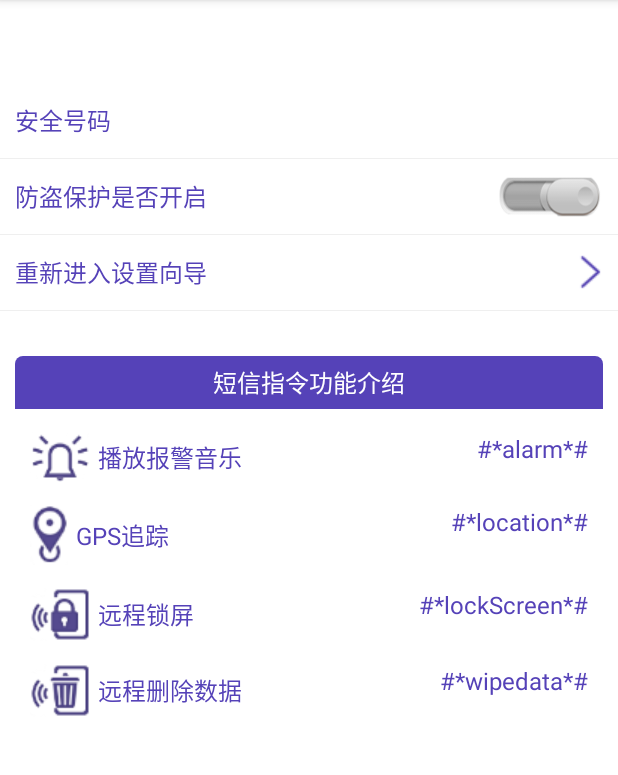
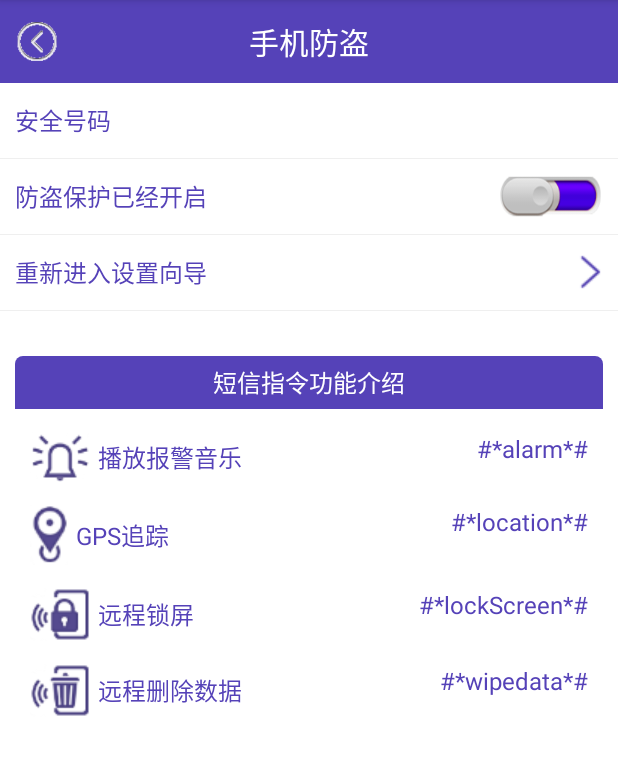
Before and after one commit to pangzi868/MobileGuard, an Android app: the LostFindActivity screen opened directly, with no data from a screen before it, on a phone screen of 412 x 824 dp, the part 84-859 px from its top. Run offline under Robolectric (Android 15) with nearby library versions, the phone set to English and light mode, and no system bars; 1 statement that could not run was skipped.

Commit message:
求别撞车10.29

```diff
--- a/app/src/main/java/cn/edu/gdmec/android/mobileguard/m2theftguard/LostFindActivity.java
+++ b/app/src/main/java/cn/edu/gdmec/android/mobileguard/m2theftguard/LostFindActivity.java
@@ -1,23 +1,87 @@
 package cn.edu.gdmec.android.mobileguard.m2theftguard;
-
 import android.content.Intent;
+import android.content.SharedPreferences;
+import android.os.Bundle;
 import android.support.v7.app.AppCompatActivity;
-import android.os.Bundle;
-
+import android.view.View;
+import android.widget.CompoundButton;
+import android.widget.ImageView;
+import android.widget.RelativeLayout;
+import android.widget.TextView;
+import android.widget.ToggleButton;
 import cn.edu.gdmec.android.mobileguard.R;
-
-public class LostFindActivity extends AppCompatActivity {
-
+public class LostFindActivity extends AppCompatActivity implements View.OnClickListener{
+    private TextView mSafePhonrTV;
+    private RelativeLayout mInterSetupRL;
+    private SharedPreferences msharePreferences;
+    private ToggleButton mToggleButton;
+    private TextView mProtectStatusTV;
     @Override
     protected void onCreate(Bundle savedInstanceState) {
         super.onCreate(savedInstanceState);
         setContentView(R.layout.activity_lost_find);
-        startSetUp1Activity();
+        msharePreferences = getSharedPreferences("config",MODE_PRIVATE);
+        if (!isSetUp()){
+            //如果没有进入设置向导，则进入
+            startSetUpActivity();
+        }
+        initView();
     }
-
-    private void startSetUp1Activity(){
+    private boolean isSetUp(){
+        return msharePreferences.getBoolean("isSetUp",false);
+    }
+    public void initView(){
+        TextView mTitleTV = (TextView)findViewById(R.id.tv_title);
+        mTitleTV.setText("手机防盗");
+        ImageView mLeftImgv = (ImageView)findViewById(R.id.imgv_leftbtn);
+        mLeftImgv.setOnClickListener(this);
+        mLeftImgv.setImageResource(R.drawable.back);
+        findViewById(R.id.rl_titlebar).setBackgroundColor(getResources().getColor(R.color.purple));
+        mSafePhonrTV = (TextView)findViewById(R.id.tv_safephone);
+        mSafePhonrTV.setText(msharePreferences.getString("safephone",""));
+        mToggleButton = (ToggleButton)findViewById(R.id.togglebtn_lostfind);
+        mInterSetupRL = (RelativeLayout)findViewById(R.id.rl_inter_setup_wizard);
+        mInterSetupRL.setOnClickListener(this);
+        mProtectStatusTV = (TextView)findViewById(R.id.tv_lostfind_protectstauts);
+        //查询手机防盗是否开启，默认为开启
+        boolean protecting = msharePreferences.getBoolean("protecting",true);
+        if (protecting){
+            mProtectStatusTV.setText("防盗保护已经开启");
+            mToggleButton.setChecked(true);
+        }else{
+            mProtectStatusTV.setText("防盗保护没有开启");
+            mToggleButton.setChecked(false);
+        }
+        mToggleButton.setOnCheckedChangeListener(new CompoundButton.OnCheckedChangeListener(){
+            @Override
+            public void onCheckedChanged(CompoundButton compoundButton, boolean isChecked) {
+                if (isChecked){
+                    mProtectStatusTV.setText("防盗保护已经开启");
+                }else{
+                    mProtectStatusTV.setText("防盗保护没有开启");
+                }
+                SharedPreferences.Editor editor = msharePreferences.edit();
+                editor.putBoolean("protecting",isChecked);
+                editor.commit();
+            }
+        });
+    }
+    private void startSetUpActivity(){
         Intent intent = new Intent(LostFindActivity.this,Setup1Activity.class);
         startActivity(intent);
         finish();
     }
+    @Override
+    public void onClick(View view) {
+        switch (view.getId()){
+            case R.id.rl_inter_setup_wizard:
+
+                //重新进入设置向导
+                startSetUpActivity();
+            case R.id.imgv_leftbtn:
+                //重新进入设置向导
+                finish();
+                break;
+        }
+    }
 }
```
Also changed, not shown: app/src/main/AndroidManifest.xml (+20 -2 lines), app/src/main/java/cn/edu/gdmec/android/mobileguard/m2theftguard/receiver/GPSLocationService.java (added, +82 -0 lines), app/src/main/java/cn/edu/gdmec/android/mobileguard/m2theftguard/receiver/MyDeviceAdminReceiver.java (added, +12 -0 lines), app/src/main/java/cn/edu/gdmec/android/mobileguard/m2theftguard/receiver/SmsLostFindReceiver.java (added, +67 -0 lines), app/src/main/java/cn/edu/gdmec/android/mobileguard/m2theftguard/service/GPSLocationService.java (added, +82 -0 lines), app/src/main/res/xml/device_admin_sample.xml (added, +9 -0 lines), 1 other file.
